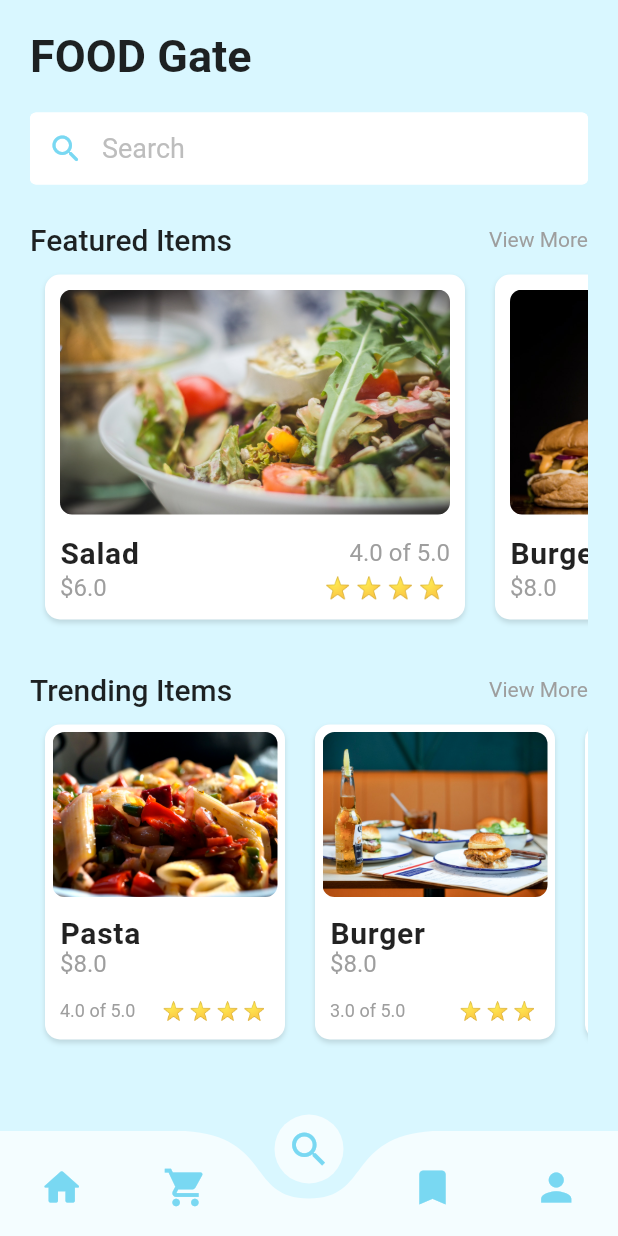
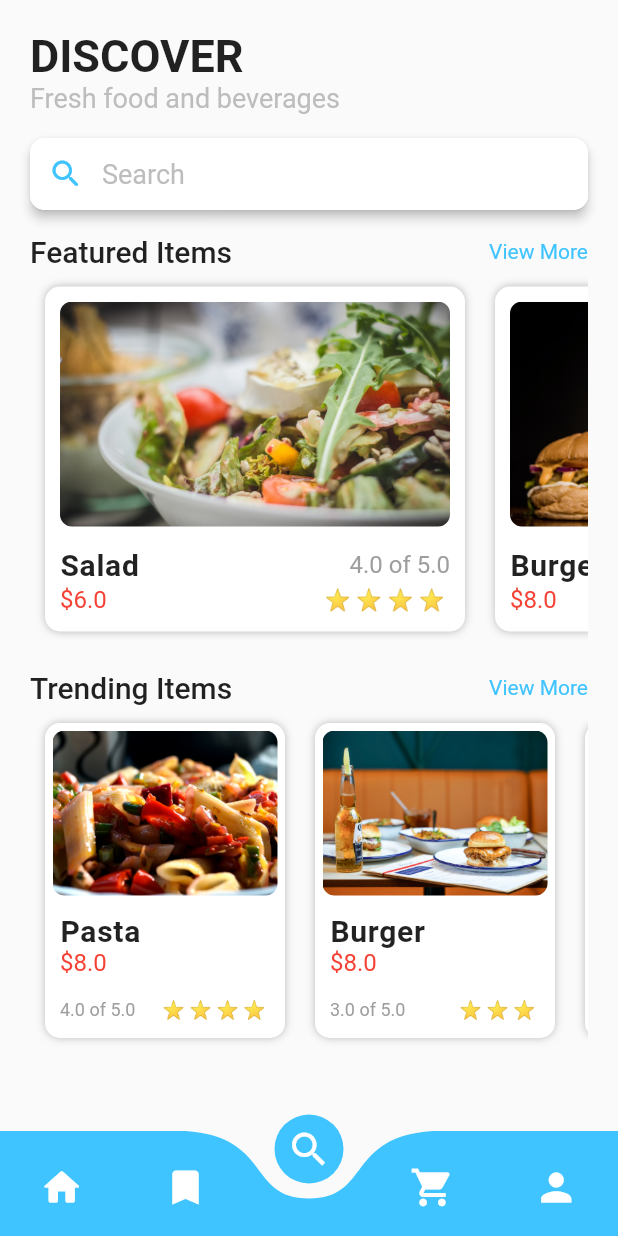
Before and after one commit to bornakpaul/food_ui, a Flutter app: the screen it shows after launch, on a phone screen of 412 x 824 dp. Run offline on Flutter 3.47's test engine with Material 2 defaults, Android fonts, the phone set to English and light mode, and no system bars; drawn by our look-alikes of curved_navigation_bar.

Commit message:
Trending Page added (Clean the code later)

```diff
--- a/lib/Screens/HomePage.dart
+++ b/lib/Screens/HomePage.dart
@@ -1,7 +1,9 @@
 import 'package:curved_navigation_bar/curved_navigation_bar.dart';
+import 'package:flutter/gestures.dart';
 import 'package:flutter/material.dart';
 import 'package:food_ui/Screens/featureditem.dart';
 import 'package:food_ui/Screens/trendingitem.dart';
+import 'package:food_ui/Screens/trendingitemfullpage.dart';
 
 
 class HomePage extends StatefulWidget {
@@ -18,25 +20,36 @@ class _HomePageState extends State<HomePage> {
       child: Scaffold(
         body: SafeArea(
           child: Container(
-            color: Color.fromRGBO(217, 247, 255, 100.0),
+            //color: Color.fromRGBO(217, 247, 255, 100.0),
             padding: EdgeInsets.only(top:20.0,right: 20.0,left: 20.0,bottom: 20.0),
             child: Column(
               crossAxisAlignment: CrossAxisAlignment.start,
               children: <Widget>[
                 Container(
-                  child: Text('FOOD Gate',style: TextStyle(fontSize: 30, fontWeight: FontWeight.w600),),
+                  child: Column(
+                    crossAxisAlignment: CrossAxisAlignment.start,
+                    children: [
+                      Text('DISCOVER',style: TextStyle(fontSize: 30, fontWeight: FontWeight.w600),),
+                      Text('Fresh food and beverages',style: TextStyle(color: Colors.grey[400],fontSize: 18, fontWeight: FontWeight.w400),),
+                    ],
+                  )
                 ),
-                SizedBox(height: 20.0,),
+                SizedBox(height: 16.0,),
                 Container(
+                  child: Material(
+                    elevation: 3,
+                    borderRadius: BorderRadius.circular(10.0),
                     child: TextField(
                       decoration: InputDecoration(
                         enabledBorder: OutlineInputBorder(
+                          borderRadius: BorderRadius.circular(10.0),
                           borderSide: BorderSide(color: Colors.white),
                         ),
                         focusedBorder: OutlineInputBorder(
-                          borderSide: BorderSide(color: Color.fromRGBO(121, 216, 242, 100.0),width: 2.0)
+                            borderRadius: BorderRadius.circular(10.0),
+                            borderSide: BorderSide(color: Colors.lightBlueAccent,width: 2.0)
                         ),
-                      prefixIcon: Icon(Icons.search_rounded,size: 24,color: Color.fromRGBO(121, 216, 242, 100.0),),
+                        prefixIcon: Icon(Icons.search_rounded,size: 24,color: Colors.lightBlueAccent,),
                         fillColor: Colors.white,
                         filled: true,
                         hintText: 'Search',
@@ -45,7 +58,8 @@ class _HomePageState extends State<HomePage> {
                       ),
                     ),
                   ),
-                SizedBox(height: 25,),
+                  ),
+                SizedBox(height: 16,),
                 Container(
                   child: Row(
                     mainAxisAlignment: MainAxisAlignment.spaceBetween,
@@ -54,7 +68,13 @@ class _HomePageState extends State<HomePage> {
                       RichText(
                           text: TextSpan(
                             text: 'View More',
-                            style: TextStyle(color: Colors.grey[500]),
+                            style: TextStyle(color: Colors.lightBlueAccent),
+                              recognizer: TapGestureRecognizer()
+                                ..onTap = () {
+                                  // write the code here for see all functionality
+                                  //print("view more");
+
+                                }
                           )
                       )
                     ],
@@ -62,7 +82,7 @@ class _HomePageState extends State<HomePage> {
                 ),
                 SizedBox(height: 2,),
                 featureditem(),
-                SizedBox(height: 25,),
+                SizedBox(height: 16,),
                 Container(
                   child: Row(
                     mainAxisAlignment: MainAxisAlignment.spaceBetween,
@@ -71,29 +91,41 @@ class _HomePageState extends State<HomePage> {
                       RichText(
                           text: TextSpan(
                             text: 'View More',
-                            style: TextStyle(color: Colors.grey[500]),
-                          )
+                            style: TextStyle(color: Colors.lightBlueAccent),
+                              recognizer: TapGestureRecognizer()
+                                ..onTap = () {
+                                  // write the code here for see all functionality
+                                  //print("view more");
+                                  Navigator.push(context, MaterialPageRoute(
+                                      builder: (context){
+                                        return trendingitemfullpage();
+                                      }
+                                  ));
+                                }
+                          ),
                       )
                     ],
                   ),
                 ),
                 SizedBox(height: 2,),
                 trendingitem(),
+                SizedBox(height: 2.0,),
               ],
             ),
           ),
         ),
         bottomNavigationBar: CurvedNavigationBar(
-          color: Colors.white70,
-          backgroundColor: Color.fromRGBO(217, 247, 255, 100.0),
-          buttonBackgroundColor: Colors.white70,
+          color: Colors.lightBlueAccent,
+          //backgroundColor: Color.fromRGBO(217, 247, 255, 100.0),
+          backgroundColor: Colors.transparent,
+          buttonBackgroundColor: Colors.lightBlueAccent,
           height: 70.0,
           items: <Widget>[
-            Icon(Icons.home_rounded,size: 30,color: Color.fromRGBO(121, 216, 242, 100.0),),
-            Icon(Icons.shopping_cart,size: 30,color: Color.fromRGBO(121, 216, 242, 100.0),),
-            Icon(Icons.search,size: 30,color: Color.fromRGBO(121, 216, 242, 100.0),),
-            Icon(Icons.bookmark,size: 30,color: Color.fromRGBO(121, 216, 242, 100.0),),
-            Icon(Icons.person,size: 30,color: Color.fromRGBO(121, 216, 242, 100.0),),
+            Icon(Icons.home_rounded,size: 30,color: Colors.white,),
+            Icon(Icons.bookmark,size: 30,color: Colors.white,),
+            Icon(Icons.search,size: 30,color: Colors.white,),
+            Icon(Icons.shopping_cart,size: 30,color: Colors.white,),
+            Icon(Icons.person,size: 30,color: Colors.white,),
           ],
           animationDuration: Duration(
             milliseconds: 280,
--- a/lib/Screens/featureditem.dart
+++ b/lib/Screens/featureditem.dart
@@ -32,7 +32,7 @@ class _featureditemState extends State<featureditem> {
             decoration: BoxDecoration(
                 color: Colors.white,
                 borderRadius: BorderRadius.circular(10.0),
-                boxShadow: [BoxShadow(color: Colors.black12, offset: Offset(0.0,2.0),blurRadius: 2.0)]
+                boxShadow: [BoxShadow(color: Colors.black26, blurRadius: 4.0)]
             ),
             child: Stack(
               alignment: Alignment.topCenter,
@@ -62,7 +62,7 @@ class _featureditemState extends State<featureditem> {
                       Row(
                         mainAxisAlignment: MainAxisAlignment.spaceBetween,
                         children: <Widget>[
-                          Text('\$${featured.foodPrice}', style: TextStyle(fontSize:16,color: Colors.grey[500]),),
+                          Text('\$${featured.foodPrice}', style: TextStyle(fontSize:16,color: Colors.red),),
                           _buildRatingStars(featured.ratings),
                           //Text('${featured.ratings} of 5', style: TextStyle(fontSize:16,color: Colors.grey[500]),)
                         ],
--- a/lib/Screens/trendingitem.dart
+++ b/lib/Screens/trendingitem.dart
@@ -34,7 +34,8 @@ class _trendingitemState extends State<trendingitem> {
                 decoration: BoxDecoration(
                     color: Colors.white,
                     borderRadius: BorderRadius.circular(10.0),
-                    boxShadow: [BoxShadow(color: Colors.black12, offset: Offset(0.0,2.0),blurRadius: 2.0)]
+                    boxShadow: [BoxShadow(color: Colors.black26, blurRadius: 4.0)]
+                    //boxShadow: [BoxShadow(color: Colors.black12, offset: Offset(0.0,2.0),blurRadius: 2.0)]
                 ),
                 child: Stack(
                     alignment: Alignment.topCenter,
@@ -55,7 +56,7 @@ class _trendingitemState extends State<trendingitem> {
                               crossAxisAlignment: CrossAxisAlignment.start,
                               children: <Widget>[
                                 Text('${trendings.foodName}',style: TextStyle(fontSize: 20.0,fontWeight: FontWeight.w600,letterSpacing: 0.5),),
-                                Text('\$${trendings.foodPrice}', style: TextStyle(fontSize:16,color: Colors.grey[500]),),
+                                Text('\$${trendings.foodPrice}', style: TextStyle(fontSize:16,color: Colors.red),),
                                 SizedBox(height: 15.0,),
                                 Row(
                                   mainAxisAlignment: MainAxisAlignment.spaceBetween,
```
Also changed, not shown: lib/Screens/trendingfullpageitemcontent.dart (added, +90 -0 lines), lib/Screens/trendingitemfullpage.dart (added, +93 -0 lines). Lines whose indentation alone changed are shown as unchanged.
